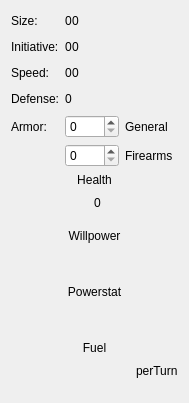
Kamduis/SoulCreator, file ui/ui_AdvantagesWidget.ui: the form before one commit.
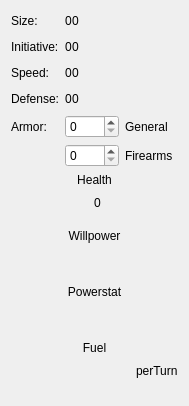
The form after the commit. Custom widgets are drawn as their Qt base class.

Commit message: Defense aller Werwolf-Gestalten wird angezeigt.

```diff
--- a/ui/ui_AdvantagesWidget.ui
+++ b/ui/ui_AdvantagesWidget.ui
@@ -7,7 +7,7 @@
     <x>0</x>
     <y>0</y>
     <width>189</width>
-    <height>403</height>
+    <height>406</height>
    </rect>
   </property>
   <property name="windowTitle">
@@ -158,6 +158,13 @@
          </property>
         </widget>
        </item>
+       <item>
+        <widget class="QLabel" name="label_defenseShapes">
+         <property name="text">
+          <string>0</string>
+         </property>
+        </widget>
+       </item>
        <item>
         <spacer name="horizontalSpacer_4">
          <property name="orientation">
```
The commit also changes 3 other files.
